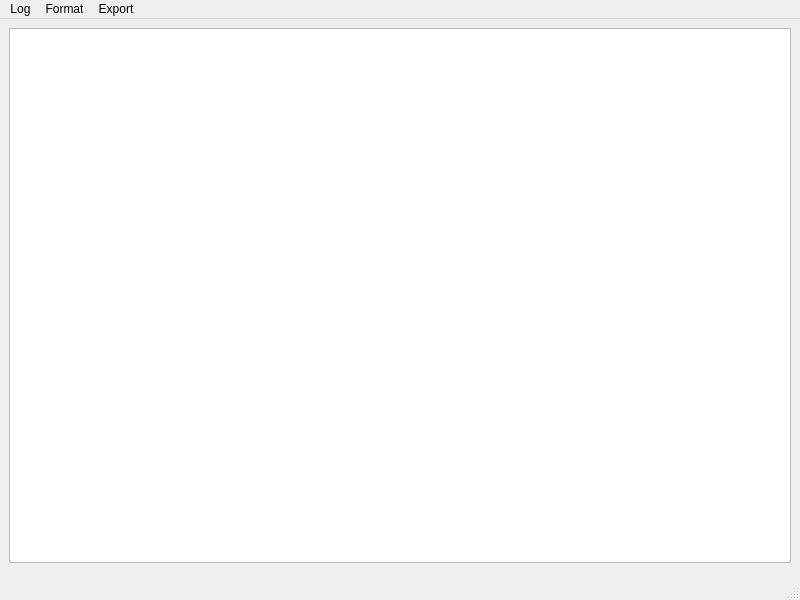
DonRumata710/LogManager, file src/MainWindow.ui: the form before one commit.
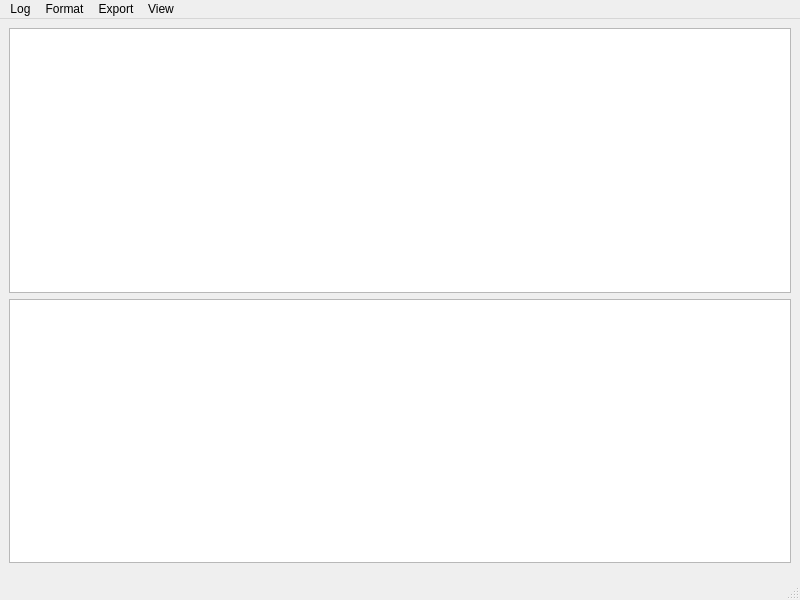
The form after the commit. Custom widgets are drawn as their Qt base class.

Commit message: Move bookmark activation to LogView

Patch:
```diff
--- a/src/MainWindow.ui
+++ b/src/MainWindow.ui
@@ -18,6 +18,13 @@
     <item>
      <widget class="LogView" name="logView"/>
     </item>
+    <item>
+     <widget class="BookmarkTable" name="bookmarkTable">
+      <property name="visible">
+       <bool>false</bool>
+      </property>
+     </widget>
+    </item>
     <item>
      <widget class="SearchBar" name="searchBar" native="true"/>
     </item>
@@ -61,9 +68,16 @@
     <addaction name="actionFull_export"/>
     <addaction name="actionFiltered_export"/>
    </widget>
+  <widget class="QMenu" name="menuView">
+   <property name="title">
+    <string>View</string>
+   </property>
+   <addaction name="actionShow_bookmarks"/>
+  </widget>
    <addaction name="menuLogs"/>
    <addaction name="menuFormats"/>
    <addaction name="menuExport"/>
+  <addaction name="menuView"/>
   </widget>
   <widget class="QStatusBar" name="statusbar"/>
   <action name="actionOpen_file">
@@ -137,6 +151,11 @@
    <header>SearchBar.h</header>
    <container>1</container>
   </customwidget>
+  <customwidget>
+   <class>BookmarkTable</class>
+   <extends>QTableWidget</extends>
+   <header>BookmarkTable.h</header>
+  </customwidget>
  </customwidgets>
  <resources/>
  <connections/>
```
Left out of the diff: 8 changed lines with no effect on the pictures. Lines whose indentation alone changed are shown as unchanged. The commit also changes 8 other files.
